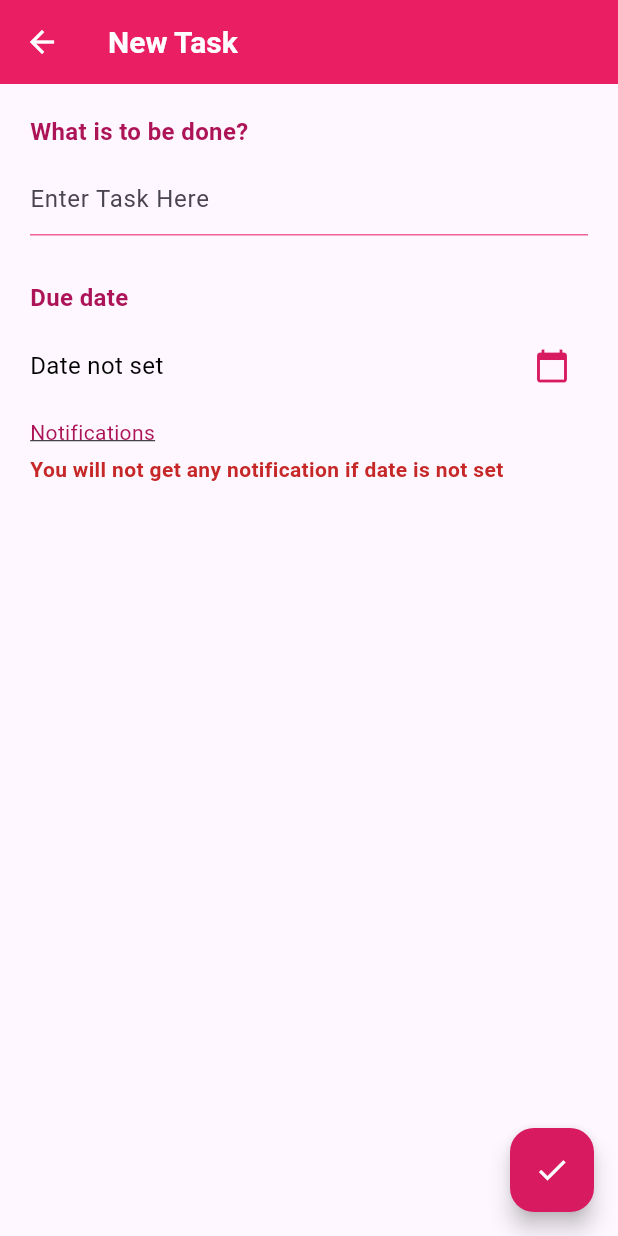
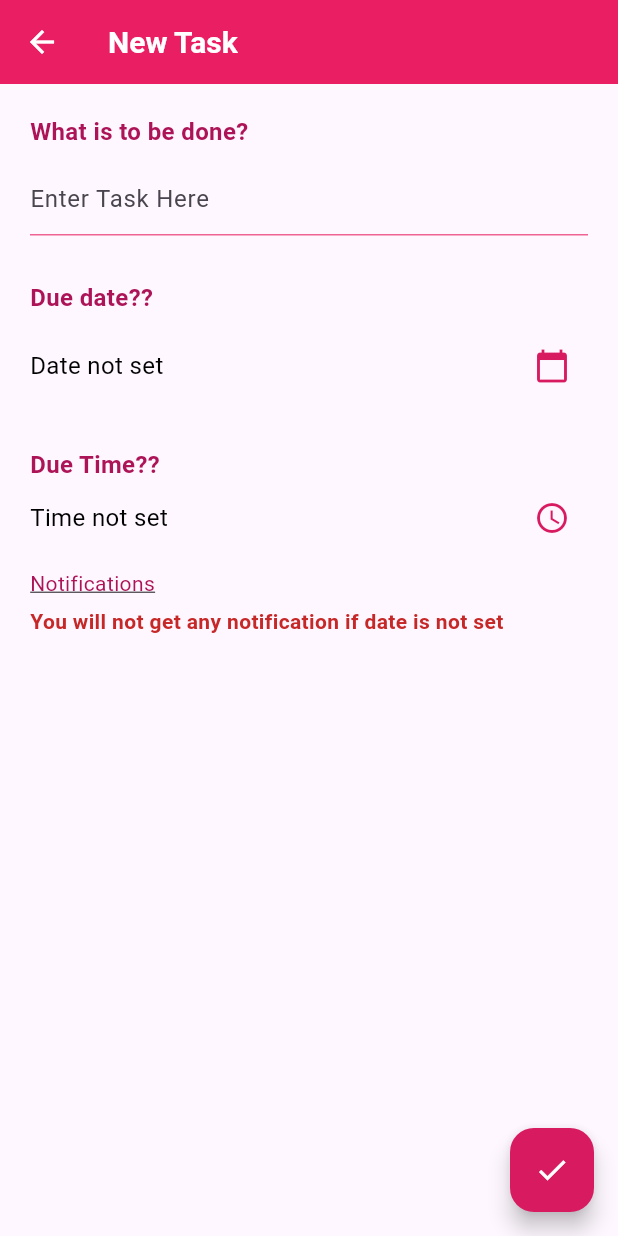
Before and after one commit to faiza2710/HerCompanion, a Flutter app: the NewTaskPage screen opened directly, on a phone screen of 412 x 824 dp. Run offline on Flutter 3.47's test engine with Material 3 defaults, Android fonts, the phone set to English and light mode, and no system bars; our stand-ins replace another_flutter_splash_screen, audioplayers, cached_network_image, cloud_firestore, confetti, firebase_core and 8 more; missing offline and left inert: flutter_sound, telephony; accounts and stored records are empty.

Commit message:
time added

```diff
--- a/lib/screens/add_task.dart
+++ b/lib/screens/add_task.dart
@@ -1,6 +1,6 @@
-//change line 156
 import 'package:flutter/material.dart';
 import 'package:cloud_firestore/cloud_firestore.dart';
+
 class NewTaskPage extends StatefulWidget {
   @override
   _NewTaskPageState createState() => _NewTaskPageState();
@@ -10,6 +10,7 @@ class _NewTaskPageState extends State<NewTaskPage> {
   final CollectionReference tasksCollection = FirebaseFirestore.instance.collection('Todo');
   String taskTitle = "";
   String selectedDate = "Date not set";
+  String selectedTime = "Time not set";
 
   void _addTask() {
     if (taskTitle.isNotEmpty) {
@@ -17,6 +18,7 @@ class _NewTaskPageState extends State<NewTaskPage> {
         "title": taskTitle,
         "isChecked": false,
         "date": selectedDate,
+        "time": selectedTime,
       }).then((value) => Navigator.pop(context));
     }
   }
@@ -51,7 +53,7 @@ class _NewTaskPageState extends State<NewTaskPage> {
             ),
 
             SizedBox(height: 30),
-            Text("Due date", style: TextStyle(fontSize: 16, fontWeight: FontWeight.bold, color: Colors.pink.shade800)),
+            Text("Due date??", style: TextStyle(fontSize: 16, fontWeight: FontWeight.bold, color: Colors.pink.shade800)),
             SizedBox(height: 10),
             Row(
               mainAxisAlignment: MainAxisAlignment.spaceBetween,
@@ -73,6 +75,33 @@ class _NewTaskPageState extends State<NewTaskPage> {
                 ),
               ],
             ),
+            SizedBox(height: 30),
+            Text("Due Time??", style: TextStyle(fontSize: 16, fontWeight: FontWeight.bold, color: Colors.pink.shade800)),
+            Row(
+              mainAxisAlignment: MainAxisAlignment.spaceBetween,
+              children: [
+                Text(selectedTime, style: TextStyle(color: Colors.black, fontSize: 16)),
+                IconButton(
+                  icon: Icon(Icons.access_time, color: Colors.pink.shade600),
+                  onPressed: () async {
+                    TimeOfDay? pickedTime = await showTimePicker(
+                      context: context,
+                      initialTime: TimeOfDay.now(),
+                      builder: (context, child) {
+                        return MediaQuery(
+                          data: MediaQuery.of(context).copyWith(alwaysUse24HourFormat: true),
+                          child: child!,
+                        );
+                      },
+                    );
+                    if (pickedTime != null) {
+                      setState(() => selectedTime = "${pickedTime.hour}:${pickedTime.minute}");
+                    }
+                  },
+                ),
+              ],
+            ),
+
             SizedBox(height: 10),
             Text(
               "Notifications",
```
